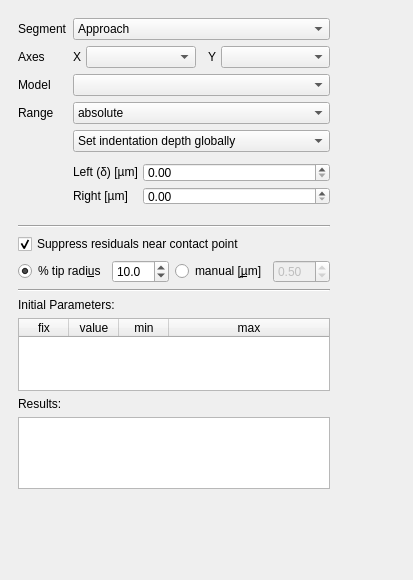
Qt form pyjibe/fd/tab_fit.ui (AFM-analysis/PyJibe) before a commit.
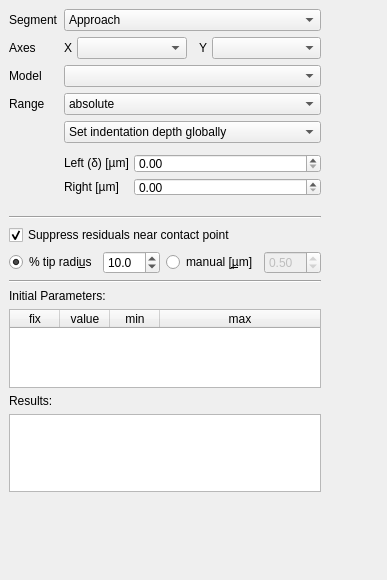
The same form after that commit. Custom widgets are drawn as their Qt base class.

Commit message: ref: move force-distance plot GUI functions to fd.widget_fdist

The edit to the form file:
```diff
--- a/pyjibe/fd/tab_fit.ui
+++ b/pyjibe/fd/tab_fit.ui
@@ -6,7 +6,7 @@
    <rect>
     <x>0</x>
     <y>0</y>
-    <width>413</width>
+    <width>387</width>
     <height>580</height>
    </rect>
   </property>
@@ -14,10 +14,28 @@
    <string>Form</string>
   </property>
   <layout class="QVBoxLayout" name="verticalLayout">
+   <property name="spacing">
+    <number>0</number>
+   </property>
+   <property name="sizeConstraint">
+    <enum>QLayout::SetMinimumSize</enum>
+   </property>
+   <property name="leftMargin">
+    <number>0</number>
+   </property>
+   <property name="topMargin">
+    <number>0</number>
+   </property>
+   <property name="rightMargin">
+    <number>0</number>
+   </property>
+   <property name="bottomMargin">
+    <number>0</number>
+   </property>
    <item>
     <widget class="QScrollArea" name="scrollArea">
      <property name="sizePolicy">
-      <sizepolicy hsizetype="Preferred" vsizetype="Expanding">
+      <sizepolicy hsizetype="Ignored" vsizetype="Expanding">
        <horstretch>0</horstretch>
        <verstretch>0</verstretch>
       </sizepolicy>
@@ -57,8 +75,8 @@
        <rect>
         <x>0</x>
         <y>0</y>
-        <width>387</width>
-        <height>562</height>
+        <width>391</width>
+        <height>566</height>
        </rect>
       </property>
       <property name="sizePolicy">
@@ -75,16 +93,16 @@
         <enum>QLayout::SetMinimumSize</enum>
        </property>
        <property name="leftMargin">
-        <number>7</number>
+        <number>9</number>
        </property>
        <property name="topMargin">
-        <number>7</number>
+        <number>9</number>
        </property>
        <property name="rightMargin">
-        <number>7</number>
+        <number>9</number>
        </property>
        <property name="bottomMargin">
-        <number>7</number>
+        <number>9</number>
        </property>
        <item>
         <layout class="QFormLayout" name="formLayout">
@@ -351,6 +369,18 @@
          </item>
          <item>
           <widget class="QDoubleSpinBox" name="sp_weight_cp_perc">
+           <property name="sizePolicy">
+            <sizepolicy hsizetype="Fixed" vsizetype="Fixed">
+             <horstretch>0</horstretch>
+             <verstretch>0</verstretch>
+            </sizepolicy>
+           </property>
+           <property name="maximumSize">
+            <size>
+             <width>100</width>
+             <height>16777215</height>
+            </size>
+           </property>
            <property name="decimals">
             <number>1</number>
            </property>
@@ -374,6 +404,18 @@
            <property name="enabled">
             <bool>false</bool>
            </property>
+           <property name="sizePolicy">
+            <sizepolicy hsizetype="Fixed" vsizetype="Fixed">
+             <horstretch>0</horstretch>
+             <verstretch>0</verstretch>
+            </sizepolicy>
+           </property>
+           <property name="maximumSize">
+            <size>
+             <width>100</width>
+             <height>16777215</height>
+            </size>
+           </property>
            <property name="decimals">
             <number>2</number>
            </property>
```
The commit also changes 6 other files.
